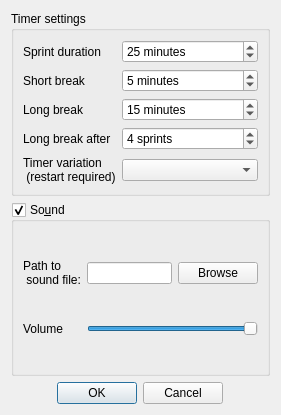
Before: the Qt Designer form qt_gui/ui/settings.ui in ravenvz/SprintTimer, drawn with Qt 5.
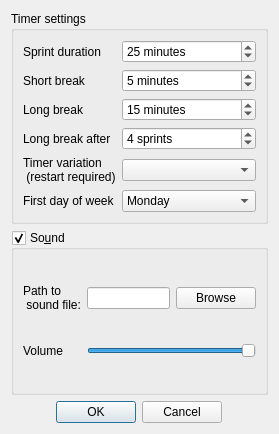
After: the same form once the commit is applied.

Commit message: Put WeekdaySelection inside a namespace

```diff
--- a/qt_gui/ui/settings.ui
+++ b/qt_gui/ui/settings.ui
@@ -6,8 +6,8 @@
    <rect>
     <x>0</x>
     <y>0</y>
-    <width>281</width>
-    <height>415</height>
+    <width>279</width>
+    <height>434</height>
    </rect>
   </property>
   <property name="windowTitle">
@@ -171,6 +171,27 @@
       <item row="5" column="2" colspan="2">
        <widget class="QComboBox" name="cbxTimerVariation"/>
       </item>
+      <item row="6" column="0">
+       <widget class="QLabel" name="label_7">
+        <property name="text">
+         <string>First day of week</string>
+        </property>
+       </widget>
+      </item>
+      <item row="6" column="2" colspan="2">
+       <widget class="QComboBox" name="cbxFirstWeekday">
+        <item>
+         <property name="text">
+          <string>Monday</string>
+         </property>
+        </item>
+        <item>
+         <property name="text">
+          <string>Sunday</string>
+         </property>
+        </item>
+       </widget>
+      </item>
      </layout>
     </widget>
    </item>
```
Left out of the diff: 80 changed lines with no effect on the pictures. The commit also changes 5 other files.
